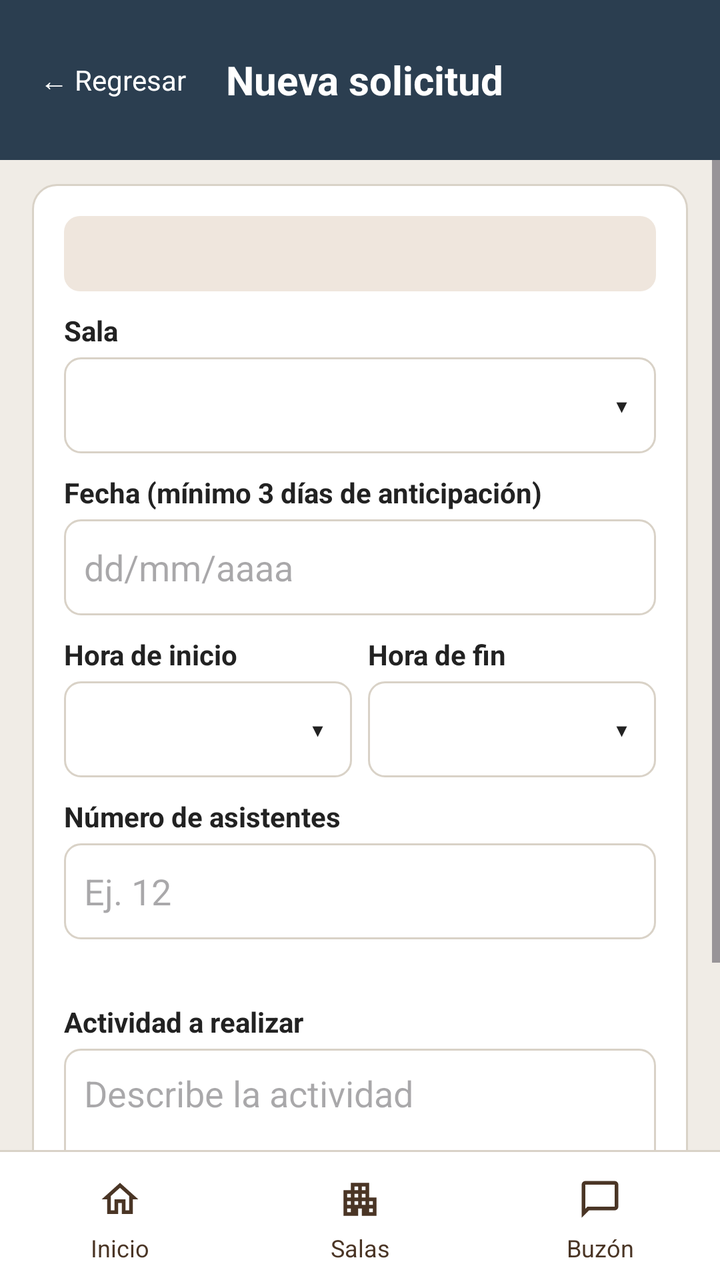
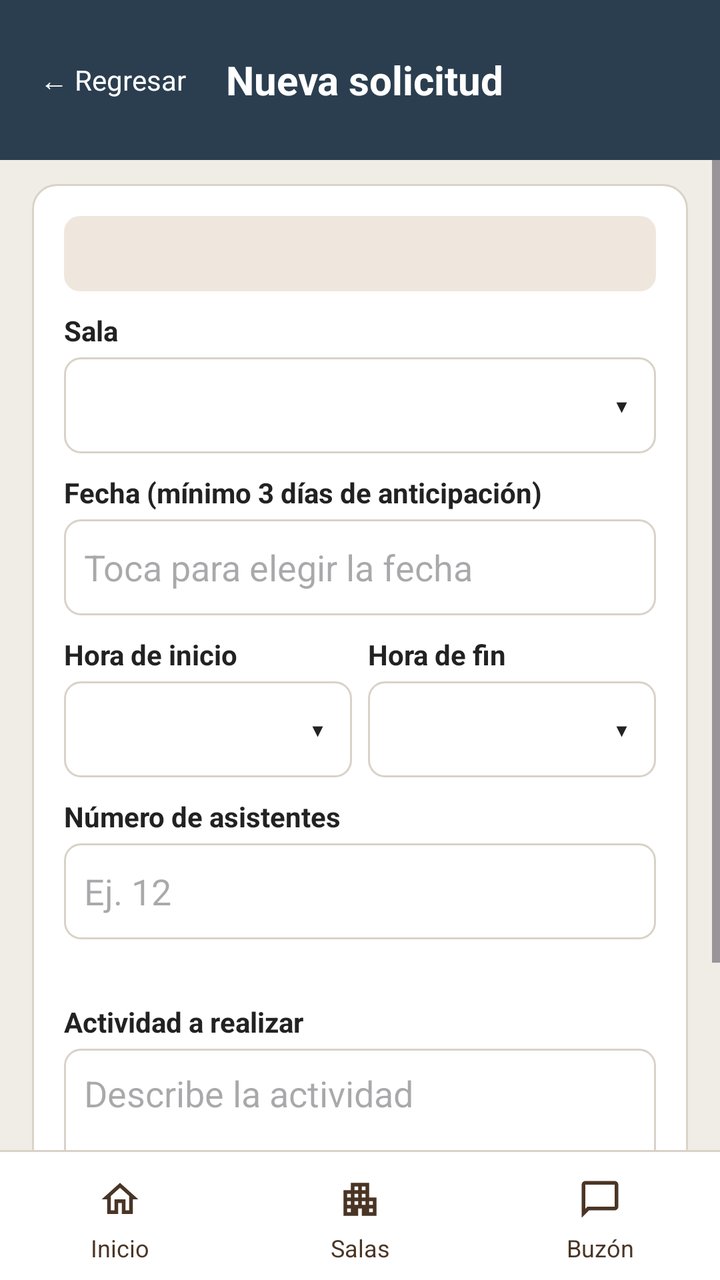

Compare the two renders of this Android layout. The source of the first and the diff that turns it into the second are given below.
<!-- AndroidManifest.xml: application theme Theme.MeetHub -->
<!-- res/layout/activity_nueva_solicitud.xml -->
<?xml version="1.0" encoding="utf-8"?>
<LinearLayout
    xmlns:android="http://schemas.android.com/apk/res/android"
    xmlns:app="http://schemas.android.com/apk/res-auto"
    xmlns:tools="http://schemas.android.com/tools"
    android:id="@+id/main"
    android:layout_width="match_parent"
    android:layout_height="match_parent"
    android:orientation="vertical"
    android:background="@color/fondo">

    <LinearLayout
        android:layout_width="match_parent"
        android:layout_height="wrap_content"
        android:orientation="horizontal"
        android:gravity="center_vertical"
        android:background="@color/azul_oscuro"
        android:padding="16dp">

        <TextView
            android:id="@+id/btnRegresar"
            android:layout_width="wrap_content"
            android:layout_height="wrap_content"
            android:text="@string/btn_regresar"
            android:textSize="14sp"
            android:textColor="@color/blanco"
            android:clickable="true"
            android:focusable="true"
            android:padding="4dp"
            android:gravity="center_vertical"
            android:minHeight="48dp" />

        <TextView
            android:layout_width="wrap_content"
            android:layout_height="wrap_content"
            android:text="@string/solicitud_encabezado"
            android:textSize="20sp"
            android:textStyle="bold"
            android:textColor="@color/blanco"
            android:layout_marginLeft="16dp" />
    </LinearLayout>

    <ScrollView
        android:layout_width="match_parent"
        android:layout_height="0dp"
        android:layout_weight="1">

        <LinearLayout
            android:layout_width="match_parent"
            android:layout_height="wrap_content"
            android:orientation="vertical">

            <LinearLayout
                android:layout_width="match_parent"
                android:layout_height="wrap_content"
                android:orientation="vertical"
                android:background="@drawable/fondo_tarjeta"
                android:padding="16dp"
                android:layout_marginLeft="16dp"
                android:layout_marginRight="16dp"
                android:layout_marginTop="12dp">

                <TextView
                    android:id="@+id/txtSolicitante"
                    android:layout_width="match_parent"
                    android:layout_height="wrap_content"
                    android:textSize="13sp"
                    android:background="@drawable/fondo_aviso"
                    android:padding="10dp"
                    android:textColor="@color/texto" />

                <TextView
                    android:layout_width="match_parent"
                    android:layout_height="wrap_content"
                    android:text="@string/solicitud_label_sala"
                    android:textSize="14sp"
                    android:layout_marginTop="10dp"
                    android:textStyle="bold"
                    android:textColor="@color/texto" />

                <FrameLayout
                    android:layout_width="match_parent"
                    android:layout_height="wrap_content"
                    android:layout_marginTop="4dp">

                    <Spinner
                        android:id="@+id/spnSalas"
                        android:layout_width="match_parent"
                        android:layout_height="48dp"
                        android:background="@drawable/fondo_campo" />

                    <TextView
                        android:layout_width="wrap_content"
                        android:layout_height="wrap_content"
                        android:text="@string/flecha_spinner"
                        android:textSize="18sp"
                        android:textColor="@color/texto"
                        android:layout_gravity="end|center_vertical"
                        android:layout_marginRight="14dp" />
                </FrameLayout>

                <TextView
                    android:layout_width="match_parent"
                    android:layout_height="wrap_content"
                    android:text="@string/solicitud_label_fecha"
                    android:textSize="14sp"
                    android:layout_marginTop="10dp"
                    android:textStyle="bold"
                    android:textColor="@color/texto" />

                <EditText
                    android:id="@+id/txtFecha"
                    android:layout_width="match_parent"
                    android:layout_height="48dp"
                    android:hint="@string/solicitud_hint_fecha"
                    android:inputType="date"
                    android:background="@drawable/fondo_campo"
                    android:padding="10dp"
                    android:layout_marginTop="4dp" />

                <LinearLayout
                    android:id="@+id/layoutHorarios"
                    android:layout_width="match_parent"
                    android:layout_height="wrap_content"
                    android:orientation="vertical"
                    android:background="@drawable/fondo_aviso"
                    android:padding="10dp"
                    android:layout_marginTop="10dp"
                    android:visibility="gone"
                    tools:visibility="visible">

                    <TextView
                        android:id="@+id/txtTituloHorarios"
                        android:layout_width="match_parent"
                        android:layout_height="wrap_content"
                        android:textSize="13sp"
                        android:textColor="@color/texto" />

                    <androidx.recyclerview.widget.RecyclerView
                        android:id="@+id/rvHorarios"
                        android:layout_width="match_parent"
                        android:layout_height="wrap_content"
                        android:layout_marginTop="6dp" />
                </LinearLayout>

                <LinearLayout
                    android:layout_width="match_parent"
                    android:layout_height="wrap_content"
                    android:orientation="horizontal">

                    <LinearLayout
                        android:layout_width="0dp"
                        android:layout_height="wrap_content"
                        android:orientation="vertical"
                        android:layout_weight="1"
                        android:layout_marginRight="4dp">

                        <TextView
                            android:layout_width="match_parent"
                            android:layout_height="wrap_content"
                            android:text="@string/solicitud_label_inicio"
                            android:textSize="14sp"
                            android:layout_marginTop="10dp"
                            android:textStyle="bold"
                            android:textColor="@color/texto" />

                        <FrameLayout
                            android:layout_width="match_parent"
                            android:layout_height="wrap_content"
                            android:layout_marginTop="4dp">

                            <Spinner
                                android:id="@+id/spnHoraInicio"
                                android:layout_width="match_parent"
                                android:layout_height="48dp"
                                android:background="@drawable/fondo_campo" />

                            <TextView
                                android:layout_width="wrap_content"
                                android:layout_height="wrap_content"
                                android:text="@string/flecha_spinner"
                                android:textSize="18sp"
                                android:textColor="@color/texto"
                                android:layout_gravity="end|center_vertical"
                                android:layout_marginRight="14dp" />
                        </FrameLayout>
                    </LinearLayout>

                    <LinearLayout
                        android:layout_width="0dp"
                        android:layout_height="wrap_content"
                        android:orientation="vertical"
                        android:layout_weight="1"
                        android:layout_marginLeft="4dp">

                        <TextView
                            android:layout_width="match_parent"
                            android:layout_height="wrap_content"
                            android:text="@string/solicitud_label_fin"
                            android:textSize="14sp"
                            android:layout_marginTop="10dp"
                            android:textStyle="bold"
                            android:textColor="@color/texto" />

                        <FrameLayout
                            android:layout_width="match_parent"
                            android:layout_height="wrap_content"
                            android:layout_marginTop="4dp">

                            <Spinner
                                android:id="@+id/spnHoraFin"
                                android:layout_width="match_parent"
                                android:layout_height="48dp"
                                android:background="@drawable/fondo_campo" />

                            <TextView
                                android:layout_width="wrap_content"
                                android:layout_height="wrap_content"
                                android:text="@string/flecha_spinner"
                                android:textSize="18sp"
                                android:textColor="@color/texto"
                                android:layout_gravity="end|center_vertical"
                                android:layout_marginRight="14dp" />
                        </FrameLayout>
                    </LinearLayout>
                </LinearLayout>

                <TextView
                    android:layout_width="match_parent"
                    android:layout_height="wrap_content"
                    android:text="@string/solicitud_label_asistentes"
                    android:textSize="14sp"
                    android:layout_marginTop="10dp"
                    android:textStyle="bold"
                    android:textColor="@color/texto" />

                <EditText
                    android:id="@+id/txtAsistentes"
                    android:layout_width="match_parent"
                    android:layout_height="48dp"
                    android:hint="@string/solicitud_hint_asistentes"
                    android:inputType="number"
                    android:background="@drawable/fondo_campo"
                    android:padding="10dp"
                    android:layout_marginTop="4dp" />

                <TextView
                    android:id="@+id/txtAforoMinimo"
                    android:layout_width="match_parent"
                    android:layout_height="wrap_content"
                    android:textSize="13sp"
                    android:layout_marginTop="4dp"
                    android:textColor="@color/texto" />

                <TextView
                    android:layout_width="match_parent"
                    android:layout_height="wrap_content"
                    android:text="@string/solicitud_label_actividad"
                    android:textSize="14sp"
                    android:layout_marginTop="10dp"
                    android:textStyle="bold"
                    android:textColor="@color/texto" />

                <EditText
                    android:id="@+id/txtActividad"
                    android:layout_width="match_parent"
                    android:layout_height="wrap_content"
                    android:hint="@string/solicitud_hint_actividad"
                    android:inputType="textMultiLine"
                    android:background="@drawable/fondo_campo"
                    android:padding="10dp"
                    android:minLines="3"
                    android:gravity="top"
                    android:layout_marginTop="4dp" />

                <Button
                    android:id="@+id/btnReservar"
                    android:layout_width="match_parent"
                    android:layout_height="wrap_content"
                    android:text="@string/solicitud_btn_reservar"
                    android:backgroundTint="@color/cafe"
                    android:textColor="@color/blanco"
                    android:layout_marginTop="16dp"
                    android:textSize="16sp" />

            </LinearLayout>
        </LinearLayout>
    </ScrollView>

    <include
        android:layout_width="match_parent"
        android:layout_height="wrap_content"
        layout="@layout/barra_inferior" />

</LinearLayout>
<!-- res/layout/barra_inferior.xml (included above) -->
<?xml version="1.0" encoding="utf-8"?>
<LinearLayout
    xmlns:android="http://schemas.android.com/apk/res/android"
    xmlns:app="http://schemas.android.com/apk/res-auto"
    android:layout_width="match_parent"
    android:layout_height="wrap_content"
    android:orientation="vertical"
    android:background="@color/blanco">
    <View
        android:layout_width="match_parent"
        android:layout_height="1dp"
        android:background="@color/borde" />
    <LinearLayout
        android:layout_width="match_parent"
        android:layout_height="64dp"
        android:orientation="horizontal">
        <LinearLayout
            android:id="@+id/btnInicio"
            android:layout_width="0dp"
            android:layout_height="match_parent"
            android:orientation="vertical"
            android:layout_weight="1"
            android:gravity="center"
            android:clickable="true"
            android:focusable="true">
            <ImageView
                android:id="@+id/icInicio"
                android:layout_width="56dp"
                android:layout_height="32dp"
                android:src="@drawable/ic_inicio"
                android:contentDescription="@null"
                app:tint="@color/cafe"
                android:padding="5dp" />
            <TextView
                android:id="@+id/txtNavInicio"
                android:layout_width="match_parent"
                android:layout_height="wrap_content"
                android:text="@string/nav_inicio"
                android:textSize="12sp"
                android:textColor="@color/cafe"
                android:gravity="center" />
        </LinearLayout>
        <LinearLayout
            android:id="@+id/btnSalas"
            android:layout_width="0dp"
            android:layout_height="match_parent"
            android:orientation="vertical"
            android:layout_weight="1"
            android:gravity="center"
            android:clickable="true"
            android:focusable="true">
            <ImageView
                android:id="@+id/icSalas"
                android:layout_width="56dp"
                android:layout_height="32dp"
                android:src="@drawable/ic_salas"
                android:contentDescription="@null"
                app:tint="@color/cafe"
                android:padding="5dp" />
            <TextView
                android:id="@+id/txtNavSalas"
                android:layout_width="match_parent"
                android:layout_height="wrap_content"
                android:text="@string/nav_salas"
                android:textSize="12sp"
                android:textColor="@color/cafe"
                android:gravity="center" />
        </LinearLayout>
        <LinearLayout
            android:id="@+id/btnBuzon"
            android:layout_width="0dp"
            android:layout_height="match_parent"
            android:orientation="vertical"
            android:layout_weight="1"
            android:gravity="center"
            android:clickable="true"
            android:focusable="true">
            <ImageView
                android:id="@+id/icBuzon"
                android:layout_width="56dp"
                android:layout_height="32dp"
                android:src="@drawable/ic_buzon"
                android:contentDescription="@null"
                app:tint="@color/cafe"
                android:padding="5dp" />
            <TextView
                android:id="@+id/txtNavBuzon"
                android:layout_width="match_parent"
                android:layout_height="wrap_content"
                android:text="@string/nav_buzon"
                android:textSize="12sp"
                android:textColor="@color/cafe"
                android:gravity="center" />
        </LinearLayout>
    </LinearLayout>
</LinearLayout>
<!-- resources referenced by this layout -->
<resources>
  <color name="azul_oscuro">#2B3E50</color>
  <color name="blanco">#FFFFFF</color>
  <color name="borde">#D9D2C7</color>
  <color name="cafe">#4A3525</color>
  <color name="fondo">#F0ECE6</color>
  <color name="texto">#222222</color>
  <!-- drawable fondo_aviso (drawable) -->
  <?xml version="1.0" encoding="utf-8"?>
  <shape xmlns:android="http://schemas.android.com/apk/res/android"
      android:shape="rectangle">
      <solid android:color="@color/aviso" />
      <corners android:radius="8dp" />
  </shape>
  <!-- drawable fondo_campo (drawable) -->
  <?xml version="1.0" encoding="utf-8"?>
  <shape xmlns:android="http://schemas.android.com/apk/res/android"
      android:shape="rectangle">
      <solid android:color="@color/blanco" />
      <corners android:radius="8dp" />
      <stroke
          android:width="1dp"
          android:color="@color/borde" />
  </shape>
  <!-- drawable fondo_tarjeta (drawable) -->
  <?xml version="1.0" encoding="utf-8"?>
  <shape xmlns:android="http://schemas.android.com/apk/res/android"
      android:shape="rectangle">
      <solid android:color="@color/blanco" />
      <corners android:radius="12dp" />
      <stroke
          android:width="1dp"
          android:color="@color/borde" />
  </shape>
  <!-- drawable ic_buzon (drawable) -->
  <vector xmlns:android="http://schemas.android.com/apk/res/android" android:height="24dp" android:tint="#5A3E2B" android:viewportHeight="960" android:viewportWidth="960" android:width="24dp">
        
      <path android:fillColor="@android:color/white" android:pathData="M80,880L80,160Q80,127 103.5,103.5Q127,80 160,80L800,80Q833,80 856.5,103.5Q880,127 880,160L880,640Q880,673 856.5,696.5Q833,720 800,720L240,720L80,880ZM206,640L800,640Q800,640 800,640Q800,640 800,640L800,160Q800,160 800,160Q800,160 800,160L160,160Q160,160 160,160Q160,160 160,160L160,685L206,640ZM160,640L160,640L160,160Q160,160 160,160Q160,160 160,160L160,160Q160,160 160,160Q160,160 160,160L160,640Q160,640 160,640Q160,640 160,640Z"/>
      
  </vector>
  <!-- drawable ic_inicio (drawable) -->
  <vector xmlns:android="http://schemas.android.com/apk/res/android" android:height="24dp" android:tint="#5A3E2B" android:viewportHeight="24" android:viewportWidth="24" android:width="24dp">
        
      <path android:fillColor="@android:color/white" android:pathData="M12,5.69l5,4.5V18h-2v-6H9v6H7v-7.81l5,-4.5M12,3L2,12h3v8h6v-6h2v6h6v-8h3L12,3z"/>
      
  </vector>
  <string name="btn_regresar">← Regresar</string>
  <string name="flecha_spinner">▾</string>
  <string name="nav_buzon">Buzón</string>
  <string name="nav_inicio">Inicio</string>
  <string name="nav_salas">Salas</string>
  <string name="solicitud_btn_reservar">Reservar sala</string>
  <string name="solicitud_encabezado">Nueva solicitud</string>
  <string name="solicitud_hint_actividad">Describe la actividad</string>
  <string name="solicitud_hint_asistentes">Ej. 12</string>
  <string name="solicitud_hint_fecha">dd/mm/aaaa</string>
  <string name="solicitud_label_actividad">Actividad a realizar</string>
  <string name="solicitud_label_asistentes">Número de asistentes</string>
  <string name="solicitud_label_fecha">Fecha (mínimo 3 días de anticipación)</string>
  <string name="solicitud_label_fin">Hora de fin</string>
  <string name="solicitud_label_inicio">Hora de inicio</string>
  <string name="solicitud_label_sala">Sala</string>
  <style name="Theme.MeetHub" parent="Base.Theme.MeetHub" />
  <color name="aviso">#EFE6DD</color>
  <style name="Base.Theme.MeetHub" parent="Theme.Material3.DayNight.NoActionBar">
          
          
      </style>
  <!-- unchanged entries left out for length: 1 -->
</resources>

<!-- the commit's change to res/layout/activity_nueva_solicitud.xml (unified diff, before → after) -->
@@ -113,7 +113,10 @@
                     android:layout_width="match_parent"
                     android:layout_height="48dp"
                     android:hint="@string/solicitud_hint_fecha"
-                    android:inputType="date"
+                    android:inputType="none"
+                    android:focusable="false"
+                    android:cursorVisible="false"
+                    android:clickable="true"
                     android:background="@drawable/fondo_campo"
                     android:padding="10dp"
                     android:layout_marginTop="4dp" />
<!-- resource entries referenced after the edit -->
@@ -54,7 +54,7 @@
   <string name="solicitud_encabezado">Nueva solicitud</string>
   <string name="solicitud_hint_actividad">Describe la actividad</string>
   <string name="solicitud_hint_asistentes">Ej. 12</string>
-  <string name="solicitud_hint_fecha">dd/mm/aaaa</string>
+  <string name="solicitud_hint_fecha">Toca para elegir la fecha</string>
   <string name="solicitud_label_actividad">Actividad a realizar</string>
   <string name="solicitud_label_asistentes">Número de asistentes</string>
   <string name="solicitud_label_fecha">Fecha (mínimo 3 días de anticipación)</string>
